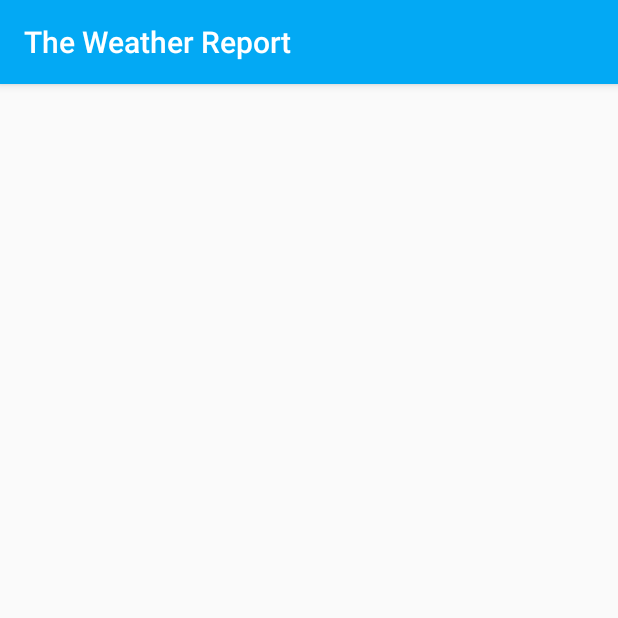
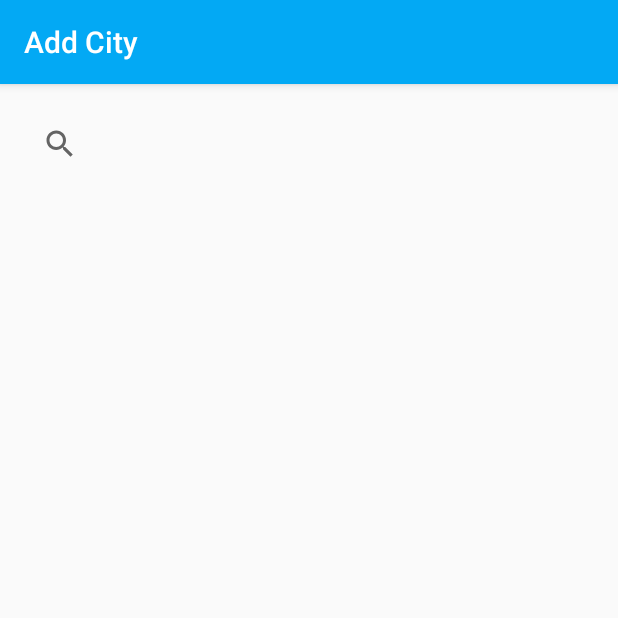
Before and after one commit to mattCasanova/weather-report, an Android app: the AddCityActivity screen opened directly, with no data from a screen before it, on a phone screen of 412 x 824 dp, the top half of it. Run offline under Robolectric (Android 15) with nearby library versions, the phone set to English and light mode, and no system bars.

Commit message:
Added title and searchbar to add city activity

```diff
--- a/app/src/main/java/com/mattcasanova/weatherreport/activities/AddCityActivity.java
+++ b/app/src/main/java/com/mattcasanova/weatherreport/activities/AddCityActivity.java
@@ -1,5 +1,6 @@
 package com.mattcasanova.weatherreport.activities;
 
+import android.support.v7.app.ActionBar;
 import android.support.v7.app.AppCompatActivity;
 import android.os.Bundle;
 
@@ -11,5 +12,12 @@ public class AddCityActivity extends AppCompatActivity {
     protected void onCreate(Bundle savedInstanceState) {
         super.onCreate(savedInstanceState);
         setContentView(R.layout.activity_add_city);
+
+
+        ActionBar actionBar = getSupportActionBar();
+        if(actionBar != null) {
+            String addTitle = getString(R.string.title_add_city);
+            actionBar.setTitle(addTitle);
+        }
     }
 }
--- a/app/src/main/res/layout/activity_add_city.xml
+++ b/app/src/main/res/layout/activity_add_city.xml
@@ -6,4 +6,13 @@
     android:layout_height="match_parent"
     tools:context=".activities.AddCityActivity">
 
+    <SearchView
+        android:layout_width="0dp"
+        android:layout_height="wrap_content"
+        android:layout_marginEnd="16dp"
+        android:layout_marginStart="16dp"
+        android:layout_marginTop="16dp"
+        app:layout_constraintEnd_toEndOf="parent"
+        app:layout_constraintStart_toStartOf="parent"
+        app:layout_constraintTop_toTopOf="parent" />
 </android.support.constraint.ConstraintLayout>
```
